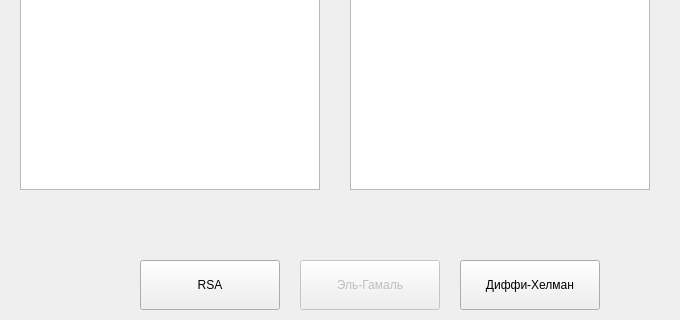
This is gamal_design.ui in TartarugZ/crypto_qt as Qt 5 draws it before an edit; both pictures show x 0 to 680 and y 180 to 500 of the 800 by 500 pixel window. The edited form follows.
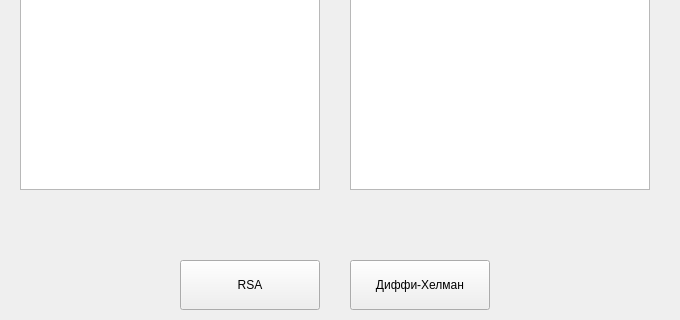
This is the edited form.

Patch:
```diff
--- a/gamal_design.ui
+++ b/gamal_design.ui
@@ -66,7 +66,7 @@
    <widget class="QPushButton" name="to_rsa">
     <property name="geometry">
      <rect>
-      <x>140</x>
+      <x>180</x>
       <y>440</y>
       <width>140</width>
       <height>50</height>
@@ -79,7 +79,7 @@
    <widget class="QPushButton" name="to_hellman">
     <property name="geometry">
      <rect>
-      <x>460</x>
+      <x>350</x>
       <y>440</y>
       <width>140</width>
       <height>50</height>
@@ -147,22 +147,6 @@
      <string>Введите секретный ключ</string>
     </property>
    </widget>
-   <widget class="QPushButton" name="to_gamal">
-    <property name="enabled">
-     <bool>false</bool>
-    </property>
-    <property name="geometry">
-     <rect>
-      <x>300</x>
-      <y>440</y>
-      <width>140</width>
-      <height>50</height>
-     </rect>
-    </property>
-    <property name="text">
-     <string>Эль-Гамаль</string>
-    </property>
-   </widget>
    <widget class="QLineEdit" name="enter_key_sender">
     <property name="geometry">
      <rect>
```
